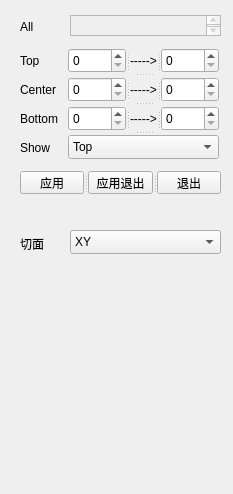
First picture: the form in Tools/INimage3D/volumedataset.ui, repository zyq1569/HealthApp, before the edit.
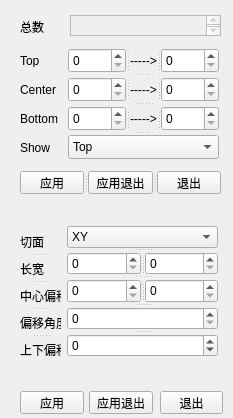
Second picture: the form after the edit.

```diff
--- a/Tools/INimage3D/volumedataset.ui
+++ b/Tools/INimage3D/volumedataset.ui
@@ -7,7 +7,7 @@
     <x>0</x>
     <y>0</y>
     <width>233</width>
-    <height>494</height>
+    <height>418</height>
    </rect>
   </property>
   <property name="minimumSize">
@@ -19,7 +19,7 @@
   <property name="maximumSize">
    <size>
     <width>233</width>
-    <height>900</height>
+    <height>450</height>
    </size>
   </property>
   <property name="windowTitle">
@@ -87,7 +87,7 @@
     </rect>
    </property>
    <property name="text">
-    <string>All</string>
+    <string>总数</string>
    </property>
   </widget>
   <widget class="QSplitter" name="splitter_7">
@@ -231,43 +231,155 @@
     </widget>
    </widget>
   </widget>
-  <widget class="QComboBox" name="m_cbSelect_2">
+  <widget class="QPushButton" name="pushButton_3">
    <property name="geometry">
     <rect>
-     <x>70</x>
+     <x>89</x>
+     <y>391</y>
+     <width>64</width>
+     <height>23</height>
+    </rect>
+   </property>
+   <property name="text">
+    <string>应用退出</string>
+   </property>
+  </widget>
+  <widget class="QPushButton" name="m_pbSave_2">
+   <property name="geometry">
+    <rect>
+     <x>20</x>
+     <y>391</y>
+     <width>64</width>
+     <height>23</height>
+    </rect>
+   </property>
+   <property name="text">
+    <string>应用</string>
+   </property>
+  </widget>
+  <widget class="QPushButton" name="m_pbHide_2">
+   <property name="geometry">
+    <rect>
+     <x>160</x>
+     <y>391</y>
+     <width>63</width>
+     <height>23</height>
+    </rect>
+   </property>
+   <property name="text">
+    <string>退出</string>
+   </property>
+  </widget>
+  <widget class="QSplitter" name="splitter_11">
+   <property name="geometry">
+    <rect>
+     <x>67</x>
+     <y>226</y>
+     <width>151</width>
+     <height>131</height>
+    </rect>
+   </property>
+   <property name="orientation">
+    <enum>Qt::Vertical</enum>
+   </property>
+   <widget class="QComboBox" name="m_cbSelect_2">
+    <item>
+     <property name="text">
+      <string>XY</string>
+     </property>
+    </item>
+    <item>
+     <property name="text">
+      <string>XZ</string>
+     </property>
+    </item>
+    <item>
+     <property name="text">
+      <string>YZ</string>
+     </property>
+    </item>
+   </widget>
+   <widget class="QSplitter" name="splitter_9">
+    <property name="orientation">
+     <enum>Qt::Horizontal</enum>
+    </property>
+    <widget class="QSpinBox" name="m_topS_2">
+     <property name="maximum">
+      <number>10000</number>
+     </property>
+    </widget>
+    <widget class="QSpinBox" name="m_topE_2">
+     <property name="maximum">
+      <number>10000</number>
+     </property>
+    </widget>
+   </widget>
+   <widget class="QSplitter" name="splitter_10">
+    <property name="orientation">
+     <enum>Qt::Horizontal</enum>
+    </property>
+    <widget class="QSpinBox" name="m_topS_3">
+     <property name="maximum">
+      <number>10000</number>
+     </property>
+    </widget>
+    <widget class="QSpinBox" name="m_topE_3">
+     <property name="maximum">
+      <number>10000</number>
+     </property>
+    </widget>
+   </widget>
+   <widget class="QSpinBox" name="m_topS_4">
+    <property name="maximum">
+     <number>90</number>
+    </property>
+   </widget>
+   <widget class="QSpinBox" name="m_topS_5">
+    <property name="minimum">
+     <number>-1000</number>
+    </property>
+    <property name="maximum">
+     <number>10000</number>
+    </property>
+   </widget>
+  </widget>
+  <widget class="QSplitter" name="splitter_8">
+   <property name="geometry">
+    <rect>
+     <x>20</x>
      <y>230</y>
-     <width>151</width>
-     <height>24</height>
+     <width>41</width>
+     <height>131</height>
     </rect>
    </property>
-   <item>
+   <property name="orientation">
+    <enum>Qt::Vertical</enum>
+   </property>
+   <widget class="QLabel" name="label_9">
     <property name="text">
-     <string>XY</string>
+     <string>切面</string>
     </property>
-   </item>
-   <item>
+   </widget>
+   <widget class="QLabel" name="label_10">
     <property name="text">
-     <string>XZ</string>
+     <string>长宽</string>
     </property>
-   </item>
-   <item>
+   </widget>
+   <widget class="QLabel" name="label_11">
     <property name="text">
-     <string>YZ</string>
+     <string>中心偏移</string>
     </property>
-   </item>
-  </widget>
-  <widget class="QLabel" name="label_9">
-   <property name="geometry">
-    <rect>
-     <x>20</x>
-     <y>237</y>
-     <width>47</width>
-     <height>13</height>
-    </rect>
-   </property>
-   <property name="text">
-    <string>切面</string>
-   </property>
+   </widget>
+   <widget class="QLabel" name="label_12">
+    <property name="text">
+     <string>偏移角度</string>
+    </property>
+   </widget>
+   <widget class="QLabel" name="label_13">
+    <property name="text">
+     <string>上下偏移</string>
+    </property>
+   </widget>
   </widget>
  </widget>
  <resources/>
```
Left out of the diff: 3 changed lines with no effect on the pictures.
